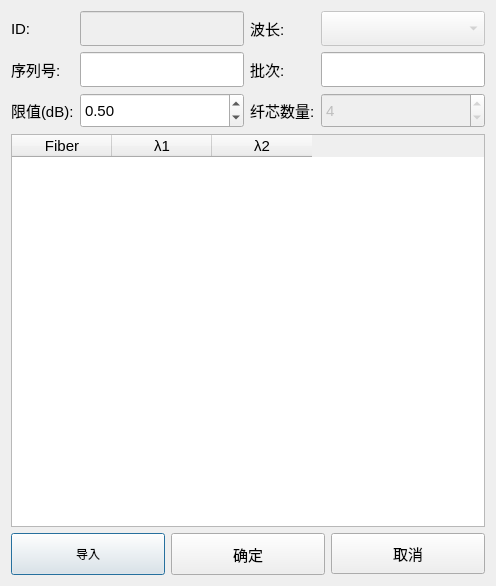
First picture: the form in FiberBox/homeWid/manualinputdialog.ui, repository ChinaClever/PM-Tool, before the edit.
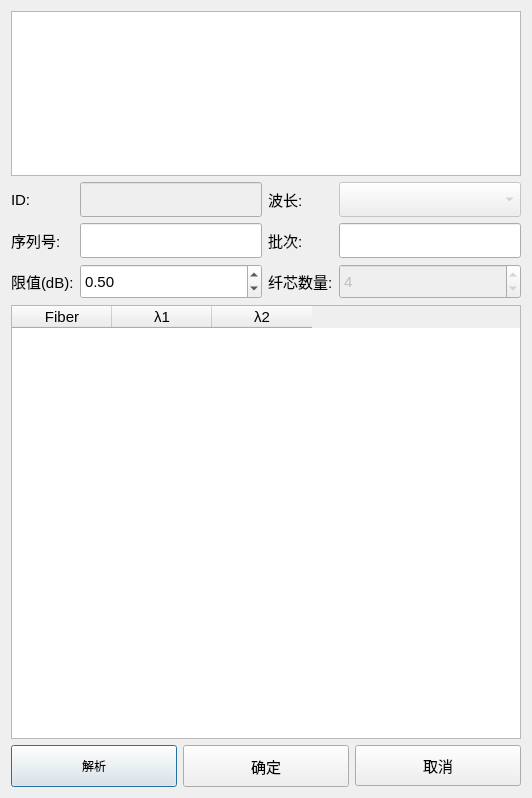
Second picture: the form after the edit.

Commit message: 去除二维码空白字符

Patch:
```diff
--- a/FiberBox/homeWid/manualinputdialog.ui
+++ b/FiberBox/homeWid/manualinputdialog.ui
@@ -6,15 +6,68 @@
    <rect>
     <x>0</x>
     <y>0</y>
-    <width>496</width>
-    <height>586</height>
+    <width>532</width>
+    <height>798</height>
    </rect>
   </property>
   <property name="windowTitle">
    <string>手动输入配件</string>
   </property>
   <layout class="QGridLayout" name="gridLayout_2">
-   <item row="0" column="0">
+   <item row="5" column="0">
+    <layout class="QHBoxLayout" name="buttonLayout">
+     <item>
+      <widget class="QPushButton" name="pushButton">
+       <property name="minimumSize">
+        <size>
+         <width>0</width>
+         <height>42</height>
+        </size>
+       </property>
+       <property name="text">
+        <string>解析</string>
+       </property>
+      </widget>
+     </item>
+     <item>
+      <widget class="QPushButton" name="btnOK">
+       <property name="minimumSize">
+        <size>
+         <width>0</width>
+         <height>42</height>
+        </size>
+       </property>
+       <property name="font">
+        <font>
+         <pointsize>11</pointsize>
+        </font>
+       </property>
+       <property name="text">
+        <string>确定</string>
+       </property>
+      </widget>
+     </item>
+     <item>
+      <widget class="QPushButton" name="btnCancel">
+       <property name="minimumSize">
+        <size>
+         <width>0</width>
+         <height>41</height>
+        </size>
+       </property>
+       <property name="font">
+        <font>
+         <pointsize>11</pointsize>
+        </font>
+       </property>
+       <property name="text">
+        <string>取消</string>
+       </property>
+      </widget>
+     </item>
+    </layout>
+   </item>
+   <item row="1" column="0">
     <layout class="QGridLayout" name="gridLayout">
      <item row="0" column="0">
       <widget class="QLabel" name="labelID">
@@ -210,7 +263,7 @@
      </item>
     </layout>
    </item>
-   <item row="1" column="0">
+   <item row="3" column="0">
     <widget class="QTableWidget" name="tableWidget">
      <property name="font">
       <font>
@@ -237,58 +290,21 @@
      </column>
     </widget>
    </item>
-   <item row="2" column="0">
-    <layout class="QHBoxLayout" name="buttonLayout">
-     <item>
-      <widget class="QPushButton" name="pushButton">
-       <property name="minimumSize">
-        <size>
-         <width>0</width>
-         <height>42</height>
-        </size>
-       </property>
-       <property name="text">
-        <string>导入</string>
-       </property>
-      </widget>
-     </item>
-     <item>
-      <widget class="QPushButton" name="btnOK">
-       <property name="minimumSize">
-        <size>
-         <width>0</width>
-         <height>42</height>
-        </size>
-       </property>
-       <property name="font">
-        <font>
-         <pointsize>11</pointsize>
-        </font>
-       </property>
-       <property name="text">
-        <string>确定</string>
-       </property>
-      </widget>
-     </item>
-     <item>
-      <widget class="QPushButton" name="btnCancel">
-       <property name="minimumSize">
-        <size>
-         <width>0</width>
-         <height>41</height>
-        </size>
-       </property>
-       <property name="font">
-        <font>
-         <pointsize>11</pointsize>
-        </font>
-       </property>
-       <property name="text">
-        <string>取消</string>
-       </property>
-      </widget>
-     </item>
-    </layout>
+   <item row="0" column="0">
+    <widget class="QPlainTextEdit" name="plainTextEdit">
+     <property name="minimumSize">
+      <size>
+       <width>0</width>
+       <height>71</height>
+      </size>
+     </property>
+     <property name="maximumSize">
+      <size>
+       <width>16777215</width>
+       <height>165</height>
+      </size>
+     </property>
+    </widget>
    </item>
   </layout>
  </widget>
```
Left out of the diff: 118 changed lines with no effect on the pictures. The commit also changes 1 other file.
